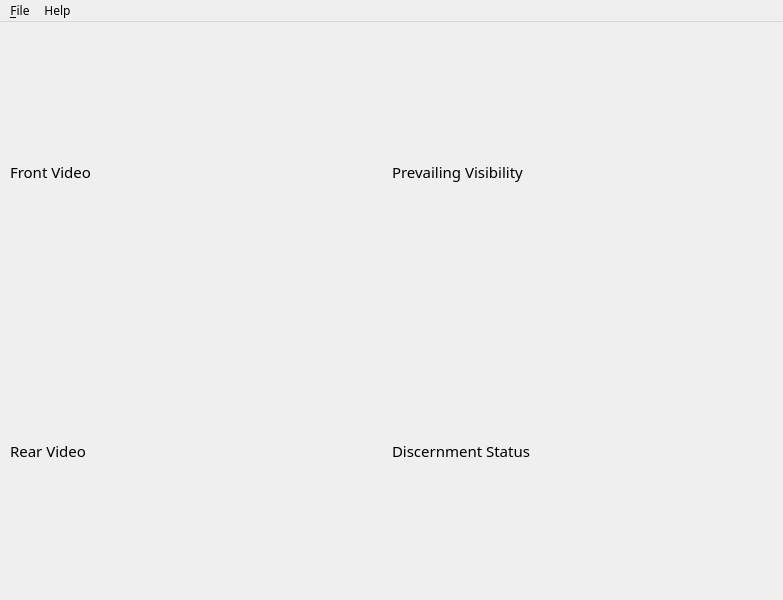
Oh-JongJin/js08, file js06/resources/main_view.ui: the form before one commit.
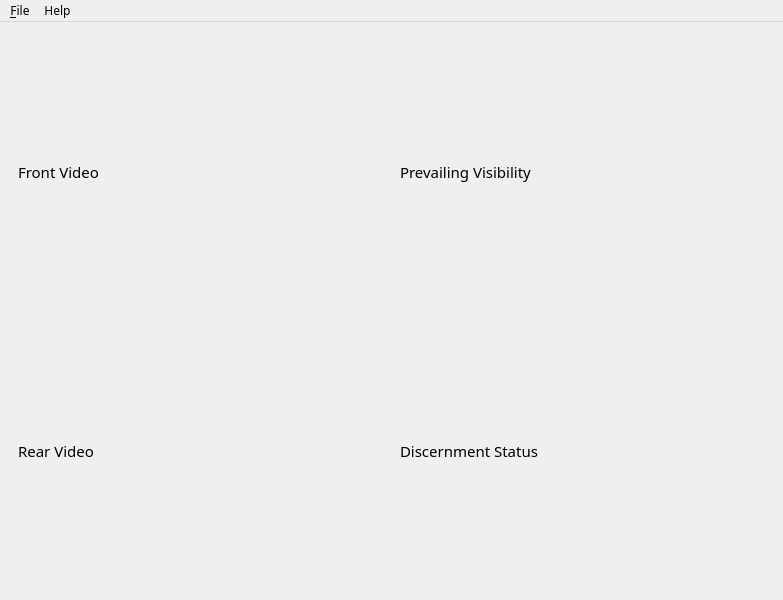
The form after the commit.

Commit message: Modify label alingment

What changed in the file:
```diff
--- a/js06/resources/main_view.ui
+++ b/js06/resources/main_view.ui
@@ -107,6 +107,12 @@
             <property name="text">
              <string>Front Video</string>
             </property>
+            <property name="margin">
+             <number>6</number>
+            </property>
+            <property name="indent">
+             <number>8</number>
+            </property>
            </widget>
           </item>
          </layout>
@@ -130,6 +136,12 @@
             <property name="text">
              <string>Rear Video</string>
             </property>
+            <property name="margin">
+             <number>6</number>
+            </property>
+            <property name="indent">
+             <number>8</number>
+            </property>
            </widget>
           </item>
          </layout>
@@ -157,6 +169,12 @@
             <property name="text">
              <string>Prevailing Visibility</string>
             </property>
+            <property name="margin">
+             <number>6</number>
+            </property>
+            <property name="indent">
+             <number>8</number>
+            </property>
            </widget>
           </item>
          </layout>
@@ -180,6 +198,12 @@
             <property name="text">
              <string>Discernment Status</string>
             </property>
+            <property name="margin">
+             <number>6</number>
+            </property>
+            <property name="indent">
+             <number>8</number>
+            </property>
            </widget>
           </item>
          </layout>
```
